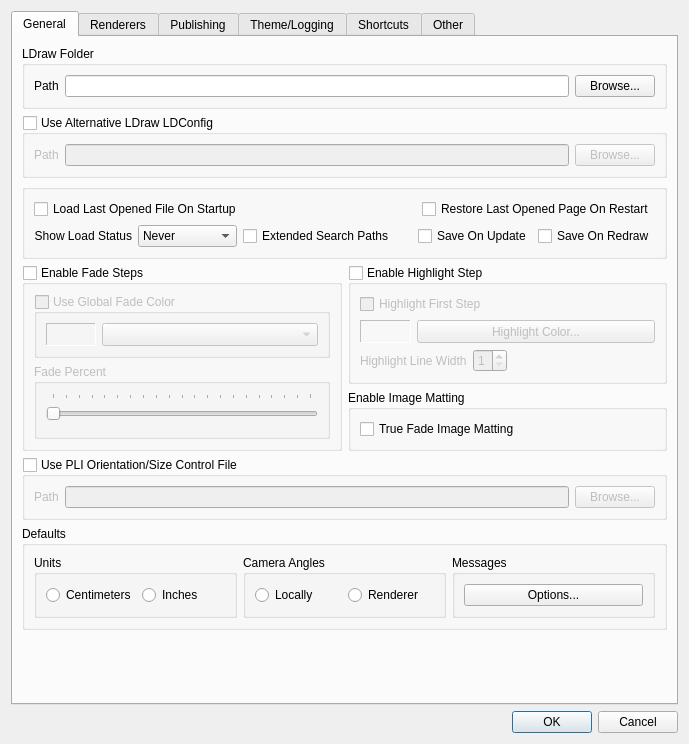
Above: mainApp/preferences.ui from trevorsandy/lpub3d-ci before the change. Below: the same form after it.
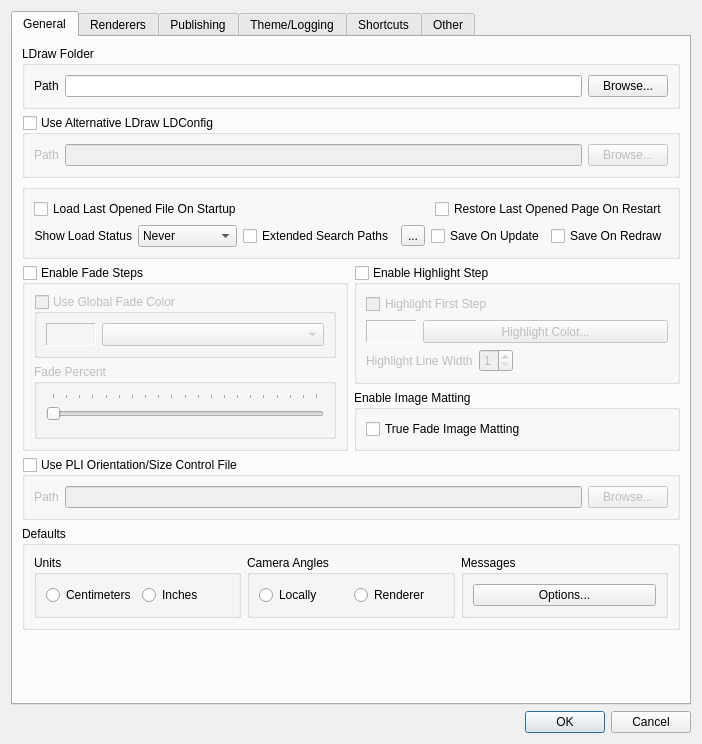
That is the form after the change.

Commit message: Enhanced extended subfile load path options #794

Diff of the .ui file:
```diff
--- a/mainApp/preferences.ui
+++ b/mainApp/preferences.ui
@@ -7,7 +7,7 @@
    <rect>
     <x>0</x>
     <y>0</y>
-    <width>636</width>
+    <width>644</width>
     <height>660</height>
    </rect>
   </property>
@@ -328,6 +328,16 @@
               </property>
              </widget>
             </item>
+            <item>
+             <widget class="QToolButton" name="extendedSearchOptionsBtn">
+              <property name="toolTip">
+               <string>Select paths to include in the extended search paths list</string>
+              </property>
+              <property name="text">
+               <string>...</string>
+              </property>
+             </widget>
+            </item>
             <item>
              <spacer name="horizontalSpacer_19">
               <property name="orientation">
```
Left out of the diff: 13 changed lines with no effect on the pictures. The commit also changes 11 other files.
